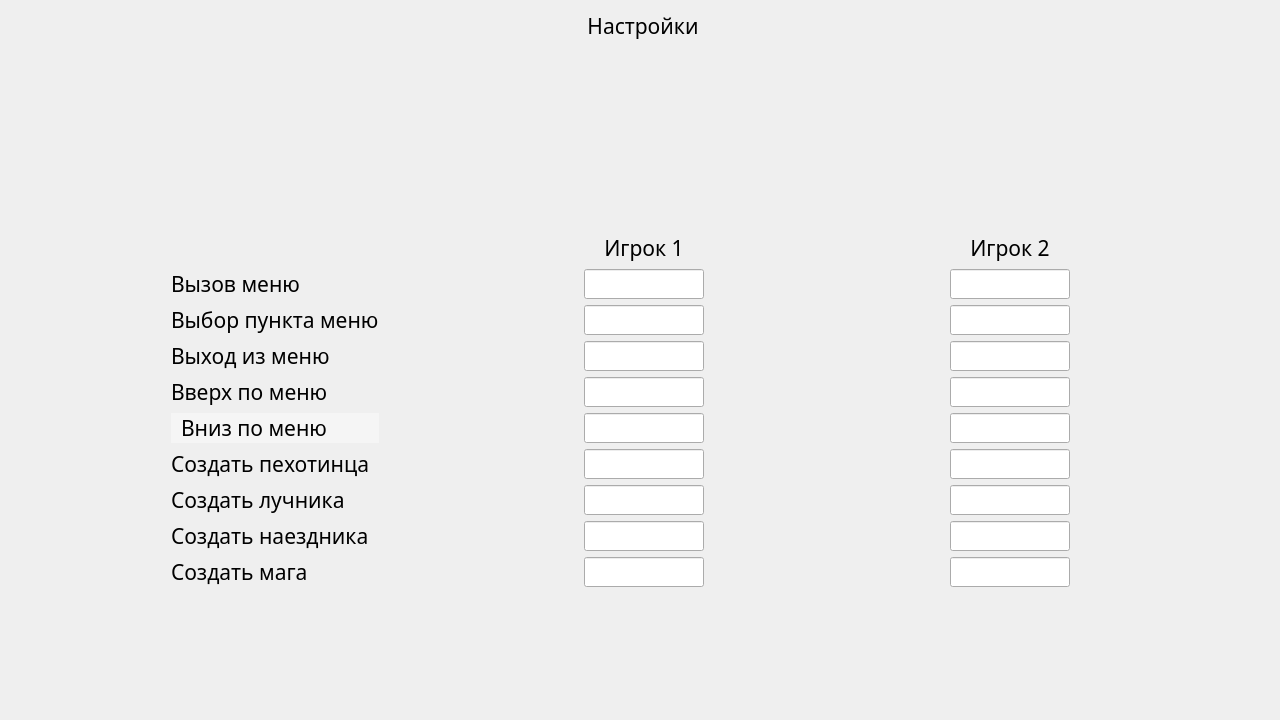
Qt form BOTT/widget.ui (EugeneYarem/BOTT) before a commit.
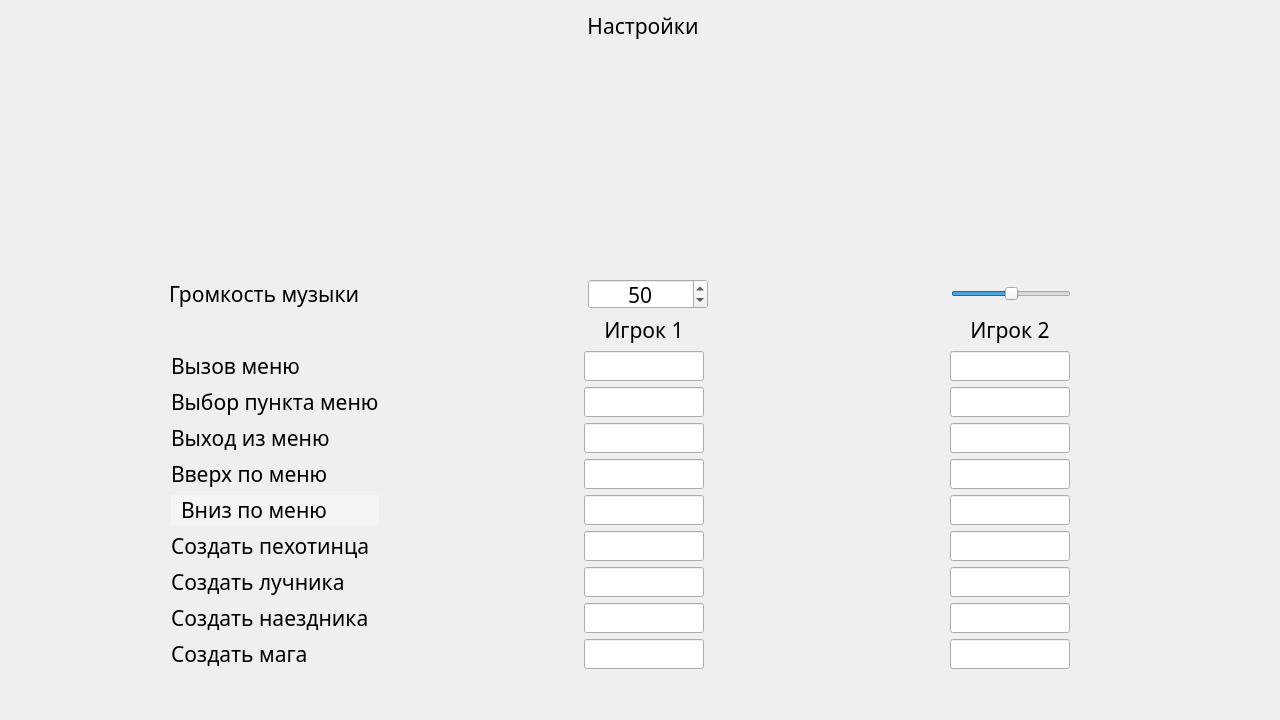
The same form after that commit. Icons and pictures are not drawn.

Patch:
```diff
--- a/BOTT/widget.ui
+++ b/BOTT/widget.ui
@@ -380,7 +380,7 @@
      </widget>
      <widget class="QWidget" name="settings">
       <layout class="QGridLayout" name="gridLayout_3">
-       <item row="0" column="0">
+       <item row="0" column="0" rowspan="2" colspan="2">
         <layout class="QVBoxLayout" name="verticalLayout_2">
          <item>
           <layout class="QHBoxLayout" name="horizontalLayout_4">
@@ -545,6 +545,193 @@
            </property>
           </spacer>
          </item>
+         <item>
+          <layout class="QHBoxLayout" name="horizontalLayout_27">
+           <item>
+            <spacer name="horizontalSpacer_54">
+             <property name="orientation">
+              <enum>Qt::Horizontal</enum>
+             </property>
+             <property name="sizeHint" stdset="0">
+              <size>
+               <width>40</width>
+               <height>20</height>
+              </size>
+             </property>
+            </spacer>
+           </item>
+           <item>
+            <widget class="QLabel" name="labelSettingsSound">
+             <property name="minimumSize">
+              <size>
+               <width>215</width>
+               <height>30</height>
+              </size>
+             </property>
+             <property name="font">
+              <font>
+               <family>Century Gothic</family>
+               <pointsize>16</pointsize>
+               <weight>50</weight>
+               <bold>false</bold>
+              </font>
+             </property>
+             <property name="styleSheet">
+              <string notr="true"/>
+             </property>
+             <property name="text">
+              <string>Громкость музыки</string>
+             </property>
+            </widget>
+           </item>
+           <item>
+            <spacer name="horizontalSpacer_53">
+             <property name="orientation">
+              <enum>Qt::Horizontal</enum>
+             </property>
+             <property name="sizeHint" stdset="0">
+              <size>
+               <width>40</width>
+               <height>20</height>
+              </size>
+             </property>
+            </spacer>
+           </item>
+           <item>
+            <layout class="QHBoxLayout" name="horizontalLayout_25">
+             <item>
+              <spacer name="horizontalSpacer_5">
+               <property name="orientation">
+                <enum>Qt::Horizontal</enum>
+               </property>
+               <property name="sizeHint" stdset="0">
+                <size>
+                 <width>40</width>
+                 <height>20</height>
+                </size>
+               </property>
+              </spacer>
+             </item>
+             <item>
+              <widget class="QSpinBox" name="spinBox">
+               <property name="minimumSize">
+                <size>
+                 <width>120</width>
+                 <height>30</height>
+                </size>
+               </property>
+               <property name="font">
+                <font>
+                 <family>Century Gothic</family>
+                 <pointsize>16</pointsize>
+                </font>
+               </property>
+               <property name="alignment">
+                <set>Qt::AlignCenter</set>
+               </property>
+               <property name="maximum">
+                <number>100</number>
+               </property>
+               <property name="singleStep">
+                <number>1</number>
+               </property>
+               <property name="value">
+                <number>50</number>
+               </property>
+              </widget>
+             </item>
+             <item>
+              <spacer name="horizontalSpacer_6">
+               <property name="orientation">
+                <enum>Qt::Horizontal</enum>
+               </property>
+               <property name="sizeHint" stdset="0">
+                <size>
+                 <width>40</width>
+                 <height>20</height>
+                </size>
+               </property>
+              </spacer>
+             </item>
+            </layout>
+           </item>
+           <item>
+            <spacer name="horizontalSpacer_55">
+             <property name="orientation">
+              <enum>Qt::Horizontal</enum>
+             </property>
+             <property name="sizeHint" stdset="0">
+              <size>
+               <width>40</width>
+               <height>20</height>
+              </size>
+             </property>
+            </spacer>
+           </item>
+           <item>
+            <layout class="QHBoxLayout" name="horizontalLayout_26">
+             <item>
+              <spacer name="horizontalSpacer_51">
+               <property name="orientation">
+                <enum>Qt::Horizontal</enum>
+               </property>
+               <property name="sizeHint" stdset="0">
+                <size>
+                 <width>40</width>
+                 <height>20</height>
+                </size>
+               </property>
+              </spacer>
+             </item>
+             <item>
+              <widget class="QSlider" name="horizontalSlider">
+               <property name="minimumSize">
+                <size>
+                 <width>120</width>
+                 <height>30</height>
+                </size>
+               </property>
+               <property name="maximum">
+                <number>100</number>
+               </property>
+               <property name="value">
+                <number>50</number>
+               </property>
+               <property name="orientation">
+                <enum>Qt::Horizontal</enum>
+               </property>
+              </widget>
+             </item>
+             <item>
+              <spacer name="horizontalSpacer_52">
+               <property name="orientation">
+                <enum>Qt::Horizontal</enum>
+               </property>
+               <property name="sizeHint" stdset="0">
+                <size>
+                 <width>40</width>
+                 <height>20</height>
+                </size>
+               </property>
+              </spacer>
+             </item>
+            </layout>
+           </item>
+           <item>
+            <spacer name="horizontalSpacer_56">
+             <property name="orientation">
+              <enum>Qt::Horizontal</enum>
+             </property>
+             <property name="sizeHint" stdset="0">
+              <size>
+               <width>40</width>
+               <height>20</height>
+              </size>
+             </property>
+            </spacer>
+           </item>
+          </layout>
+         </item>
          <item>
           <layout class="QHBoxLayout" name="horizontalLayout_24">
            <item>
@@ -2173,21 +2360,21 @@
            </item>
           </layout>
          </item>
+         <item>
+          <spacer name="verticalSpacer_4">
+           <property name="orientation">
+            <enum>Qt::Vertical</enum>
+           </property>
+           <property name="sizeHint" stdset="0">
+            <size>
+             <width>20</width>
+             <height>40</height>
+            </size>
+           </property>
+          </spacer>
+         </item>
         </layout>
        </item>
-       <item row="1" column="0">
-        <spacer name="verticalSpacer_4">
-         <property name="orientation">
-          <enum>Qt::Vertical</enum>
-         </property>
-         <property name="sizeHint" stdset="0">
-          <size>
-           <width>20</width>
-           <height>40</height>
-          </size>
-         </property>
-        </spacer>
-       </item>
       </layout>
      </widget>
      <widget class="QWidget" name="statistics">
```
Left out of the diff: 2 changed lines with no effect on the pictures.
